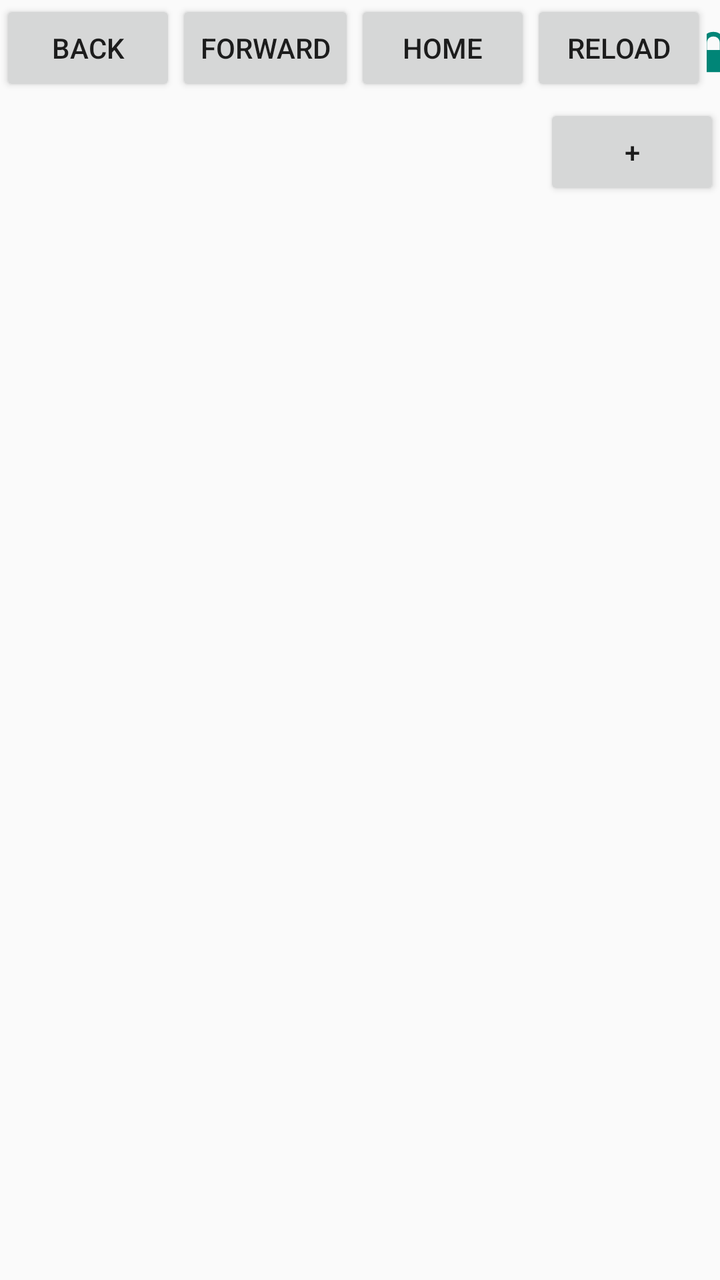
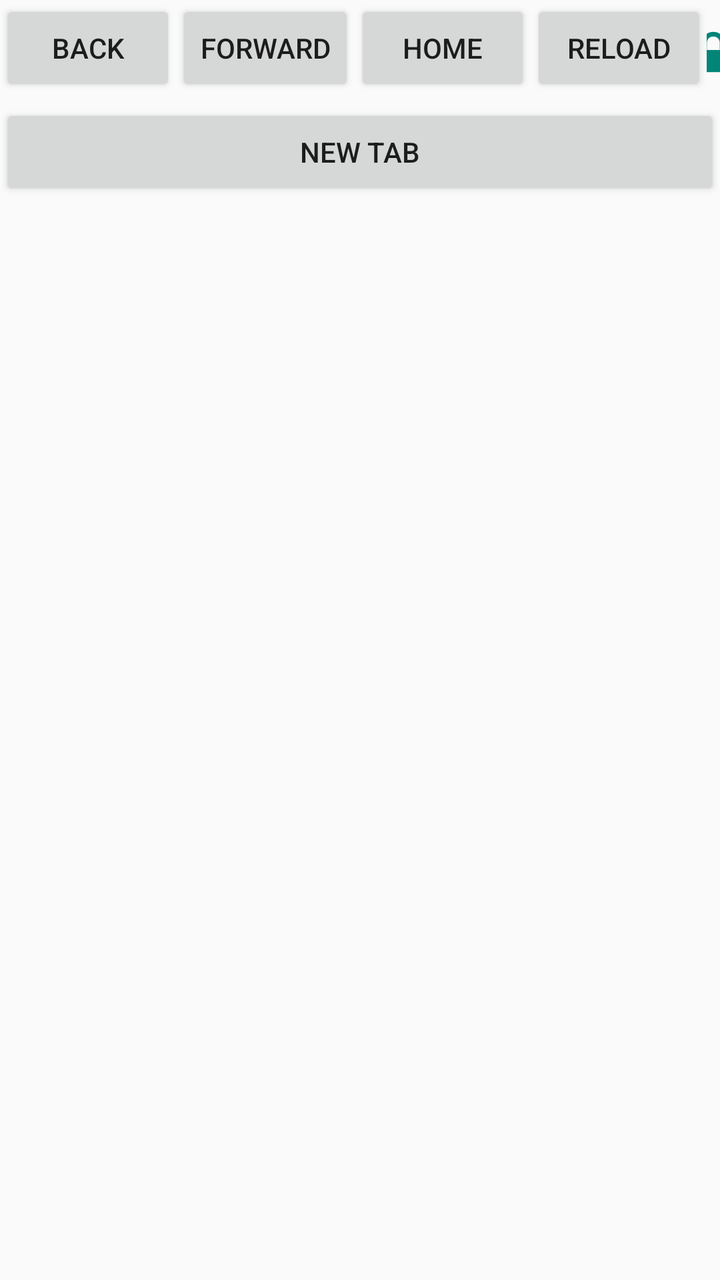

Before-and-after screenshots of an Android layout around one commit, followed by the original layout XML and the change that was made.
<!-- AndroidManifest.xml: application theme android:Theme.Material.Light -->
<!-- res/layout/main.xml -->
<?xml version="1.0" encoding="utf-8"?>
<LinearLayout
    xmlns:android="http://schemas.android.com/apk/res/android"
    android:layout_width="match_parent"
    android:layout_height="match_parent"
    android:orientation="vertical">

    <LinearLayout
        android:layout_width="match_parent"
        android:layout_height="wrap_content"
        android:orientation="horizontal">

        <Button
            android:id="@+id/back"
            android:layout_width="wrap_content"
            android:layout_height="wrap_content"
            android:text="Back" />

        <Button
            android:id="@+id/forward"
            android:layout_width="wrap_content"
            android:layout_height="wrap_content"
            android:text="Forward" />

        <Button
            android:id="@+id/home"
            android:layout_width="wrap_content"
            android:layout_height="wrap_content"
            android:text="Home" />

        <Button
            android:id="@+id/reload"
            android:layout_width="wrap_content"
            android:layout_height="wrap_content"
            android:text="Reload" />

        <ImageButton
            android:id="@+id/security"
            android:layout_width="wrap_content"
            android:layout_height="wrap_content"
            android:src="@android:drawable/ic_lock_lock"
            android:contentDescription="Connection security" />

        <EditText
            android:id="@+id/url"
            android:layout_width="0dp"
            android:layout_height="wrap_content"
            android:layout_weight="1"
            android:singleLine="true"
            android:hint="URL"
            android:inputType="textUri"
            android:imeOptions="actionGo" />

    </LinearLayout>

    <ProgressBar
        android:id="@+id/progress"
        style="?android:attr/progressBarStyleHorizontal"
        android:layout_width="match_parent"
        android:layout_height="wrap_content"
        android:max="100"
        android:visibility="gone" />

    <LinearLayout
        android:layout_width="match_parent"
        android:layout_height="wrap_content"
        android:orientation="horizontal">

        <HorizontalScrollView
            android:layout_width="0dp"
            android:layout_height="wrap_content"
            android:layout_weight="1"
            android:fillViewport="false"
            android:scrollbars="none">

            <LinearLayout
                android:id="@+id/tabs"
                android:layout_width="wrap_content"
                android:layout_height="wrap_content"
                android:orientation="horizontal" />

        </HorizontalScrollView>

        <Button
            android:id="@+id/new_tab"
            android:layout_width="wrap_content"
            android:layout_height="wrap_content"
            android:text="+" />

    </LinearLayout>

    <FrameLayout
        android:id="@+id/webview_container"
        android:layout_width="match_parent"
        android:layout_height="0dp"
        android:layout_weight="1" />

</LinearLayout>
<!-- resources referenced by this layout -->
<resources>

</resources>

<!-- the commit's change to res/layout/main.xml (unified diff, before → after) -->
@@ -1,6 +1,7 @@
 <?xml version="1.0" encoding="utf-8"?>
 <LinearLayout
     xmlns:android="http://schemas.android.com/apk/res/android"
+    android:id="@+id/root"
     android:layout_width="match_parent"
     android:layout_height="match_parent"
     android:orientation="vertical">
@@ -61,33 +62,24 @@
         android:max="100"
         android:visibility="gone" />
 
-    <LinearLayout
+    <HorizontalScrollView
         android:layout_width="match_parent"
         android:layout_height="wrap_content"
-        android:orientation="horizontal">
+        android:scrollbars="none">
 
-        <HorizontalScrollView
-            android:layout_width="0dp"
-            android:layout_height="wrap_content"
-            android:layout_weight="1"
-            android:fillViewport="false"
-            android:scrollbars="none">
-
-            <LinearLayout
-                android:id="@+id/tabs"
-                android:layout_width="wrap_content"
-                android:layout_height="wrap_content"
-                android:orientation="horizontal" />
-
-        </HorizontalScrollView>
-
-        <Button
-            android:id="@+id/new_tab"
+        <LinearLayout
+            android:id="@+id/tabs"
             android:layout_width="wrap_content"
             android:layout_height="wrap_content"
-            android:text="+" />
+            android:orientation="horizontal" />
 
-    </LinearLayout>
+    </HorizontalScrollView>
+
+    <Button
+        android:id="@+id/new_tab"
+        android:layout_width="match_parent"
+        android:layout_height="wrap_content"
+        android:text="New Tab" />
 
     <FrameLayout
         android:id="@+id/webview_container"
